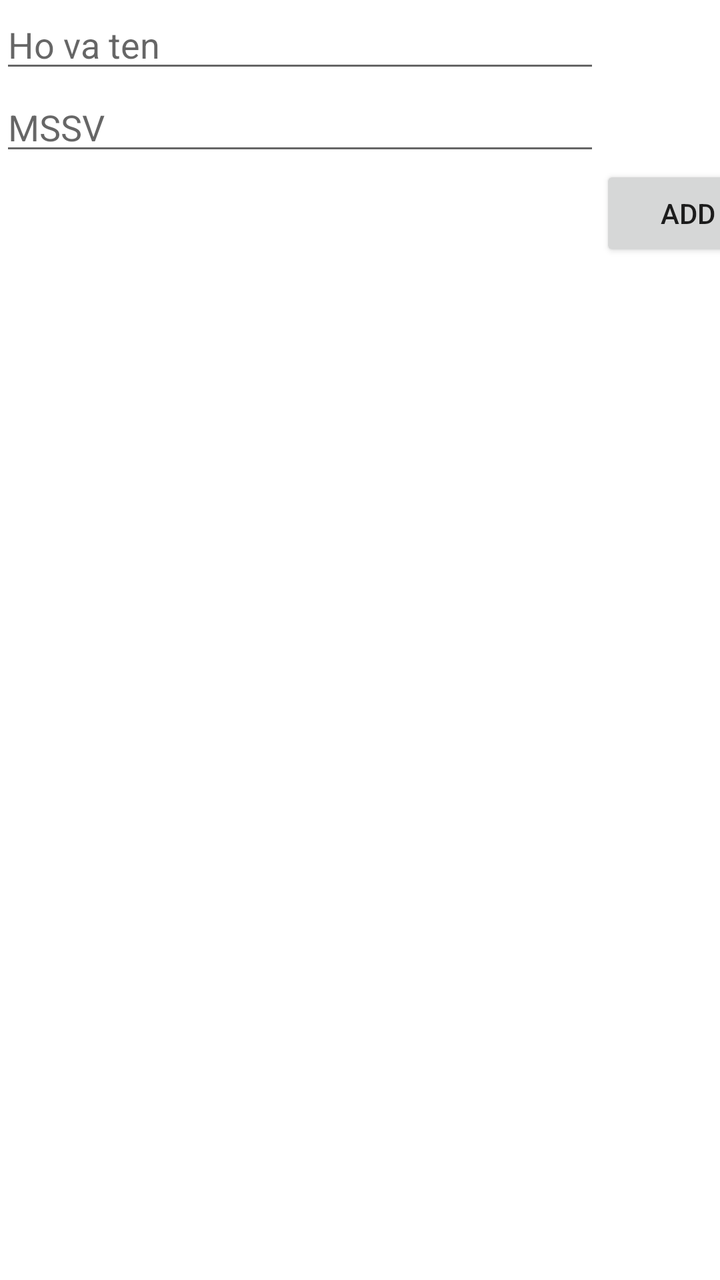
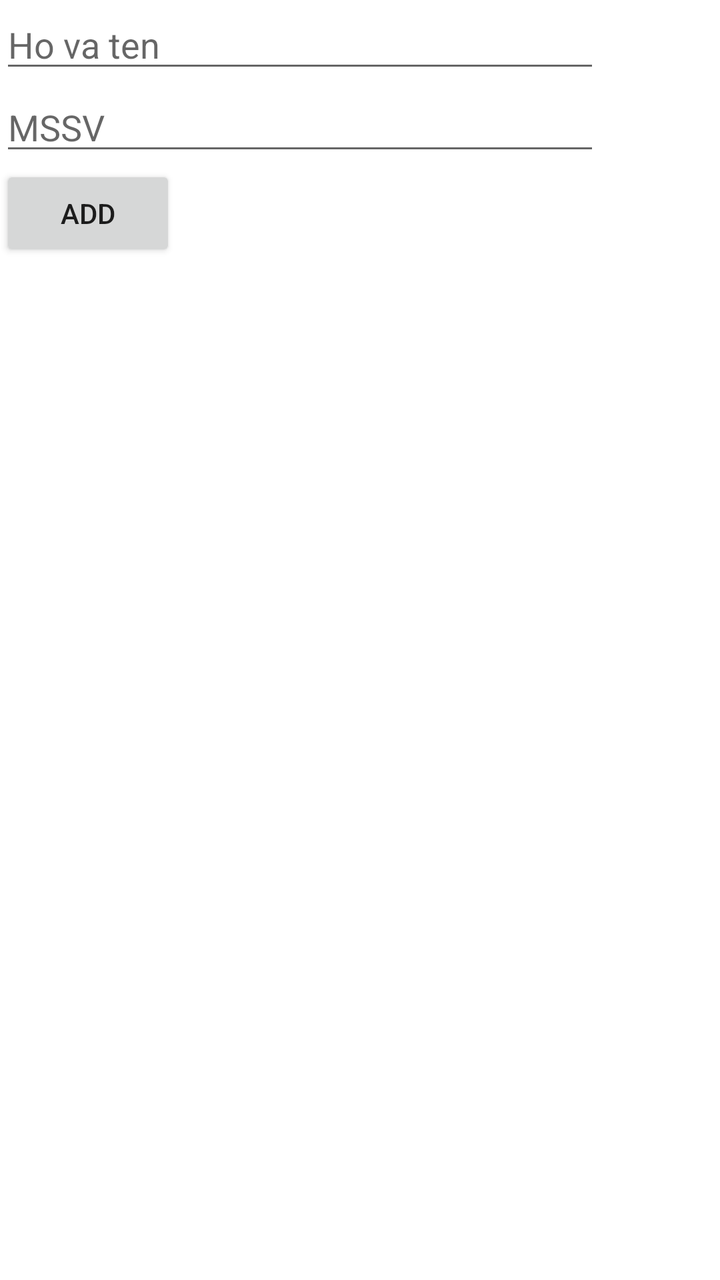

Screens rendered from an Android XML layout before and after an edit, with the pre-edit source and the edit as a unified diff.
<!-- AndroidManifest.xml: activity theme Theme.MyLearnApplication -->
<!-- res/layout/activity_main.xml -->
<?xml version="1.0" encoding="utf-8"?>
<androidx.constraintlayout.widget.ConstraintLayout xmlns:android="http://schemas.android.com/apk/res/android"
    xmlns:tools="http://schemas.android.com/tools"
    android:layout_width="match_parent"
    android:layout_height="match_parent"
    xmlns:app="http://schemas.android.com/apk/res-auto">
    <EditText
        android:id="@+id/edit_text_id1"
        android:layout_width="300dp"
        android:layout_height="wrap_content"
        android:hint="Ho va ten"
        app:layout_constraintTop_toTopOf="parent"
        app:layout_constraintBottom_toTopOf="@id/edit_text_id2"
        app:layout_constraintStart_toStartOf="parent"
        />
    <EditText
        android:id="@+id/edit_text_id2"
        android:layout_width="300dp"
        android:layout_height="wrap_content"
        android:hint="MSSV"
        android:inputType="number"
        app:layout_constraintTop_toBottomOf="@id/edit_text_id1"
        app:layout_constraintStart_toStartOf="parent"/>

    <Button
        android:id="@+id/btnAdd"
        android:layout_width="wrap_content"
        android:layout_height="wrap_content"
        android:text="Add"
        app:layout_constraintLeft_toRightOf="@id/edit_text_id1"
        app:layout_constraintTop_toTopOf="@id/list_item1"/>
    <ListView
        android:id="@+id/list_item1"
        android:layout_width="wrap_content"
        android:layout_height="wrap_content"
        app:layout_constraintTop_toBottomOf="@id/edit_text_id2"
        app:layout_constraintStart_toStartOf="parent"/>
</androidx.constraintlayout.widget.ConstraintLayout>
<!-- resources referenced by this layout -->
<resources>
  <style name="Theme.MyLearnApplication" parent="Theme.AppCompat.Light.NoActionBar">
              
              <item name="colorPrimary">@color/purple_500</item>
              <item name="android:windowBackground">@color/white</item>
          </style>
  <color name="purple_500">#FF6200EE</color>
  <color name="white">#FFFFFFFF</color>
</resources>

<!-- the commit's change to res/layout/activity_main.xml (unified diff, before → after) -->
@@ -1,18 +1,18 @@
 <?xml version="1.0" encoding="utf-8"?>
 <androidx.constraintlayout.widget.ConstraintLayout xmlns:android="http://schemas.android.com/apk/res/android"
     xmlns:tools="http://schemas.android.com/tools"
+    xmlns:app="http://schemas.android.com/apk/res-auto"
     android:layout_width="match_parent"
-    android:layout_height="match_parent"
-    xmlns:app="http://schemas.android.com/apk/res-auto">
+    android:layout_height="match_parent">
+
     <EditText
         android:id="@+id/edit_text_id1"
         android:layout_width="300dp"
         android:layout_height="wrap_content"
         android:hint="Ho va ten"
         app:layout_constraintTop_toTopOf="parent"
-        app:layout_constraintBottom_toTopOf="@id/edit_text_id2"
-        app:layout_constraintStart_toStartOf="parent"
-        />
+        app:layout_constraintStart_toStartOf="parent" />
+
     <EditText
         android:id="@+id/edit_text_id2"
         android:layout_width="300dp"
@@ -20,19 +20,22 @@
         android:hint="MSSV"
         android:inputType="number"
         app:layout_constraintTop_toBottomOf="@id/edit_text_id1"
-        app:layout_constraintStart_toStartOf="parent"/>
+        app:layout_constraintStart_toStartOf="parent" />
 
     <Button
         android:id="@+id/btnAdd"
         android:layout_width="wrap_content"
         android:layout_height="wrap_content"
         android:text="Add"
-        app:layout_constraintLeft_toRightOf="@id/edit_text_id1"
-        app:layout_constraintTop_toTopOf="@id/list_item1"/>
-    <ListView
-        android:id="@+id/list_item1"
-        android:layout_width="wrap_content"
-        android:layout_height="wrap_content"
         app:layout_constraintTop_toBottomOf="@id/edit_text_id2"
-        app:layout_constraintStart_toStartOf="parent"/>
+        app:layout_constraintStart_toStartOf="parent" />
+
+    <androidx.recyclerview.widget.RecyclerView
+        android:id="@+id/recycler_view1"
+        android:layout_width="0dp"
+        android:layout_height="0dp"
+        app:layout_constraintTop_toBottomOf="@id/btnAdd"
+        app:layout_constraintStart_toStartOf="parent"
+        app:layout_constraintEnd_toEndOf="parent"
+        app:layout_constraintBottom_toBottomOf="parent"/>
 </androidx.constraintlayout.widget.ConstraintLayout>
